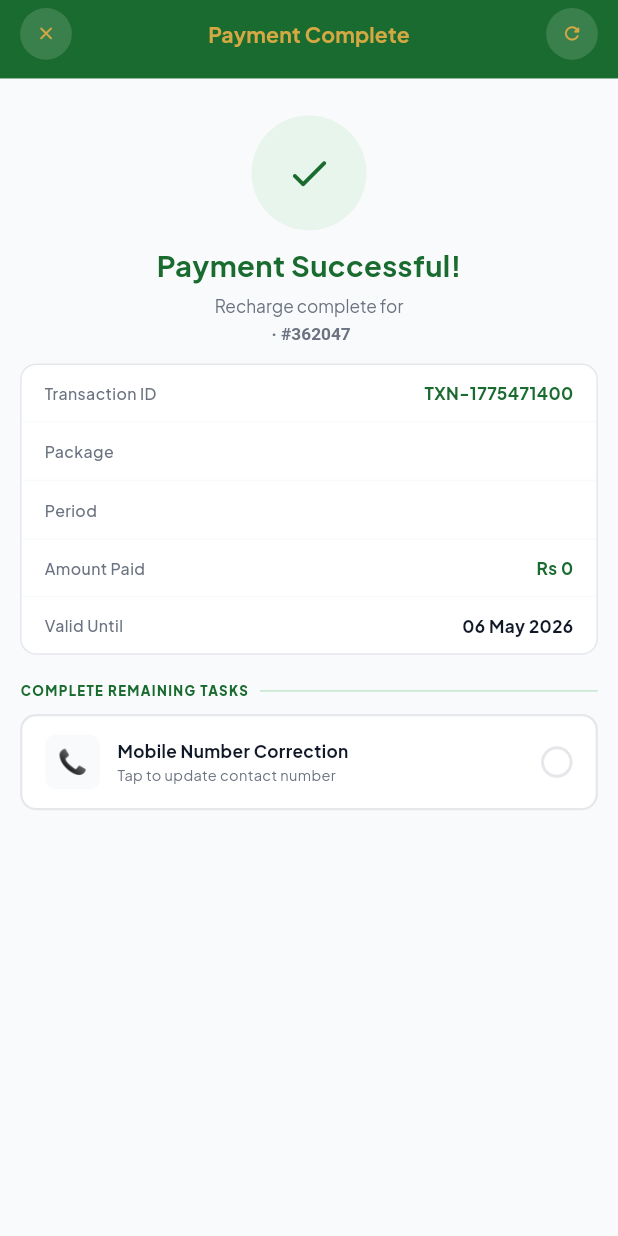
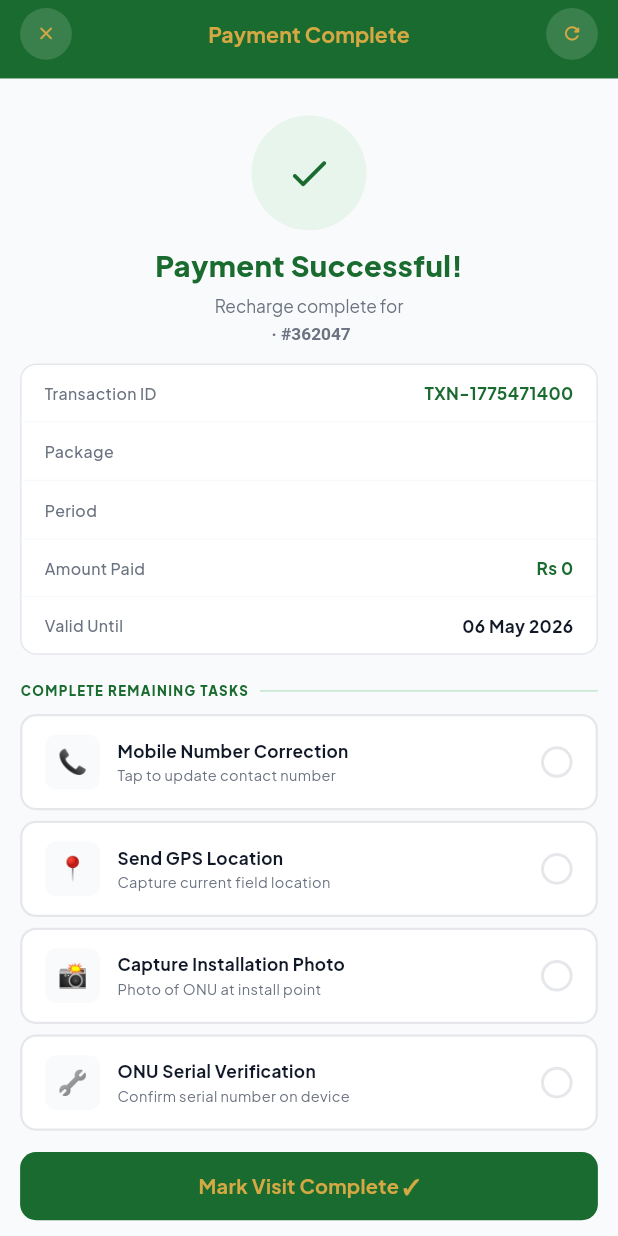
Before and after one commit to pashupati-git/engine_frontends, a Flutter app: the RcPaymentSuccessScreen screen opened directly with empty values, on a phone screen of 412 x 824 dp. Run offline on Flutter 3.47's test engine with Material 3 defaults, Android fonts, the phone set to English and light mode, and no system bars; our stand-ins replace flutter_screenutil, google_fonts, image_picker, qr_flutter.

Commit message:
completed rc payment sucess screen

```diff
--- a/lib/features/rc_rollback/screens/rc_payment_sucess_screen.dart
+++ b/lib/features/rc_rollback/screens/rc_payment_sucess_screen.dart
@@ -1,13 +1,16 @@
+
 import 'package:engine_frontends/features/rc_rollback/rc_theme.dart';
 import 'package:engine_frontends/features/rc_rollback/screens/rc_customer_details_screen.dart';
+import 'package:engine_frontends/features/rc_rollback/widgets/rc_button_style.dart';
 import 'package:engine_frontends/features/rc_rollback/widgets/rc_section_label.dart';
 import 'package:engine_frontends/features/rc_rollback/widgets/rc_task_item.dart';
+import 'package:engine_frontends/features/rc_rollback/widgets/rc_text_field.dart';
 import 'package:engine_frontends/features/rc_rollback/widgets/rc_top_bar.dart';
 import 'package:flutter/material.dart';
-import 'package:flutter/services.dart';
 import 'package:flutter_screenutil/flutter_screenutil.dart';
 import 'package:google_fonts/google_fonts.dart';
 import 'package:image_picker/image_picker.dart';
+import 'package:flutter/services.dart';
 
 class RcPaymentSuccessScreen extends StatefulWidget {
   final String customerName;
@@ -35,7 +38,7 @@ class _RcPaymentSuccessScreenState extends State<RcPaymentSuccessScreen>
   final _phoneController = TextEditingController();
   bool _phoneSaved = false;
 
-  //TODO:Task done states - wire to Bloc/Provider later
+  // Task done states — wire to Bloc/Provider later
   final Map<String, bool> _taskDone = {
     't1': false,
     't2': false,
@@ -109,7 +112,7 @@ class _RcPaymentSuccessScreenState extends State<RcPaymentSuccessScreen>
       _taskDone['t1'] = true;
       _phoneEditorOpen = false;
     });
-    //TODO: call Api to update phone number.---------------------------------
+    // TODO: call API to update phone number
   }
 
   Future<void> _pickPhoto() async {
@@ -117,7 +120,7 @@ class _RcPaymentSuccessScreenState extends State<RcPaymentSuccessScreen>
     final img = await picker.pickImage(source: ImageSource.camera);
     if (img != null) {
       setState(() => _taskDone['t3'] = true);
-      //TODO: upload photo via API:------------------------------------------
+      // TODO: upload photo via API
     }
   }
 
@@ -159,7 +162,7 @@ class _RcPaymentSuccessScreenState extends State<RcPaymentSuccessScreen>
               physics: const BouncingScrollPhysics(),
               child: Column(
                 children: [
-                  //Success hero-------------------------------------------
+                  // Success hero
                   Padding(
                     padding: EdgeInsets.symmetric(vertical: 14.h),
                     child: Column(
@@ -187,7 +190,7 @@ class _RcPaymentSuccessScreenState extends State<RcPaymentSuccessScreen>
                           'Payment Successful!',
                           style: GoogleFonts.plusJakartaSans(
                             fontSize: 22.sp,
-                            fontWeight: FontWeight.w700,
+                            fontWeight: FontWeight.w800,
                             color: RcColors.g8,
                           ),
                         ),
@@ -205,7 +208,6 @@ class _RcPaymentSuccessScreenState extends State<RcPaymentSuccessScreen>
                               TextSpan(
                                 text:
                                     '${widget.customerName} · #${dummyCustomer.id}',
-
                                 style: const TextStyle(
                                   fontWeight: FontWeight.w700,
                                 ),
@@ -217,7 +219,7 @@ class _RcPaymentSuccessScreenState extends State<RcPaymentSuccessScreen>
                     ),
                   ),
 
-                  //Summary card-------------------------------------------------
+                  // Summary card
                   Container(
                     margin: EdgeInsets.only(bottom: 20.h),
                     decoration: BoxDecoration(
@@ -247,10 +249,10 @@ class _RcPaymentSuccessScreenState extends State<RcPaymentSuccessScreen>
                     ),
                   ),
 
-                  //Task section---------------------------------------------------
-                  RcSectionLabel('Complete remaining Tasks'),
+                  // Task section
+                  RcSectionLabel('Complete Remaining Tasks'),
 
-                  //Task 1; Phone update
+                  // Task 1: Phone update
                   RcTaskItem(
                     emoji: '📞',
                     title: 'Mobile Number Correction',
@@ -298,12 +300,104 @@ class _RcPaymentSuccessScreenState extends State<RcPaymentSuccessScreen>
                                     color: RcColors.mid,
                                   ),
                                 ),
-                                SizedBox(height:10.h),
+                                SizedBox(height: 5.h),
+                                RcTextField(
+                                  initialValue: dummyCustomer.phone,
+                                  readOnly: true,
+                                ),
+                                SizedBox(height: 10.h),
+                                Row(
+                                  children: [
+                                    Text(
+                                      'New Number',
+                                      style: GoogleFonts.plusJakartaSans(
+                                        fontSize: 11.sp,
+                                        fontWeight: FontWeight.w600,
+                                        color: RcColors.g8,
+                                      ),
+                                    ),
+                                    Text(
+                                      ' *',
+                                      style: TextStyle(
+                                        color: RcColors.red,
+                                        fontSize: 11.sp,
+                                      ),
+                                    ),
+                                  ],
+                                ),
+                                SizedBox(height: 5.h),
+                                RcTextField(
+                                  controller: _phoneController,
+                                  hint: 'Enter correct number',
+                                  keyboardType: TextInputType.phone,
+                                ),
+                                SizedBox(height: 12.h),
+                                Row(
+                                  children: [
+                                    Expanded(
+                                      child: RcButton(
+                                        label: 'Cancel',
+                                        style: RcButtonStyle.outline,
+                                        isSmall: false,
+                                        onTap: () => setState(
+                                          () => _phoneEditorOpen = false,
+                                        ),
+                                      ),
+                                    ),
+                                    SizedBox(width: 8.w),
+                                    Expanded(
+                                      flex: 2,
+                                      child: RcButton(
+                                        label: 'Save Number ✓',
+                                        onTap: _savePhone,
+                                      ),
+                                    ),
+                                  ],
+                                ),
                               ],
                             ),
                           )
                         : const SizedBox.shrink(),
                   ),
+
+                  // Task 2: GPS
+                  RcTaskItem(
+                    emoji: '📍',
+                    title: 'Send GPS Location',
+                    subtitle: 'Capture current field location',
+                    done: _taskDone['t2'] ?? false,
+                    onTap: () => _tapTask('t2'),
+                  ),
+
+                  // Task 3: Photo
+                  RcTaskItem(
+                    emoji: '📸',
+                    title: 'Capture Installation Photo',
+                    subtitle: 'Photo of ONU at install point',
+                    done: _taskDone['t3'] ?? false,
+                    onTap: () => _tapTask('t3'),
+                  ),
+
+                  // Task 4: ONU Serial
+                  RcTaskItem(
+                    emoji: '🔧',
+                    title: 'ONU Serial Verification',
+                    subtitle: 'Confirm serial number on device',
+                    done: _taskDone['t4'] ?? false,
+                    onTap: () => _tapTask('t4'),
+                  ),
+
+                  SizedBox(height: 8.h),
+                  RcButton(
+                    label: 'Mark Visit Complete ✓',
+                    onTap: () => Navigator.of(context).pushAndRemoveUntil(
+                      MaterialPageRoute(
+                        builder: (_) => const RcCustomerDetailsScreen(),
+                      ),
+                      (r) => false,
+                    ),
+                  ),
+                  SizedBox(height: 24.h),
                 ],
               ),
             ),
@@ -319,6 +413,7 @@ class _SummaryRow extends StatelessWidget {
   final String value;
   final Color? valueColor;
   final bool isLast;
+
   const _SummaryRow(
     this.label,
     this.value, {
```
